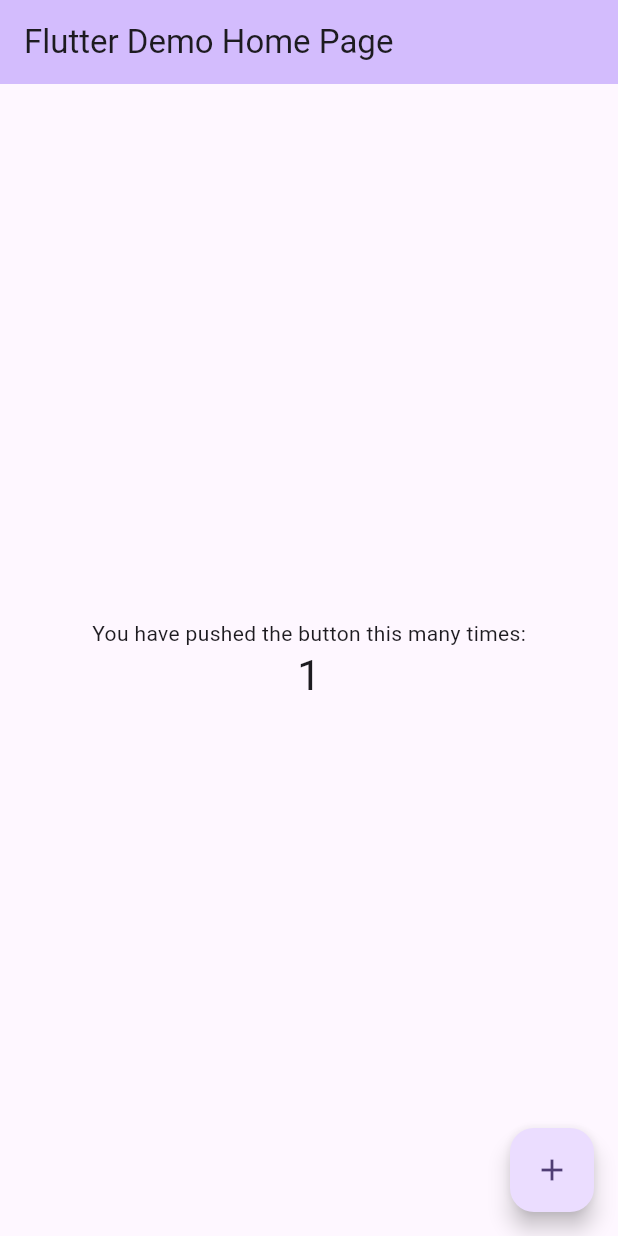
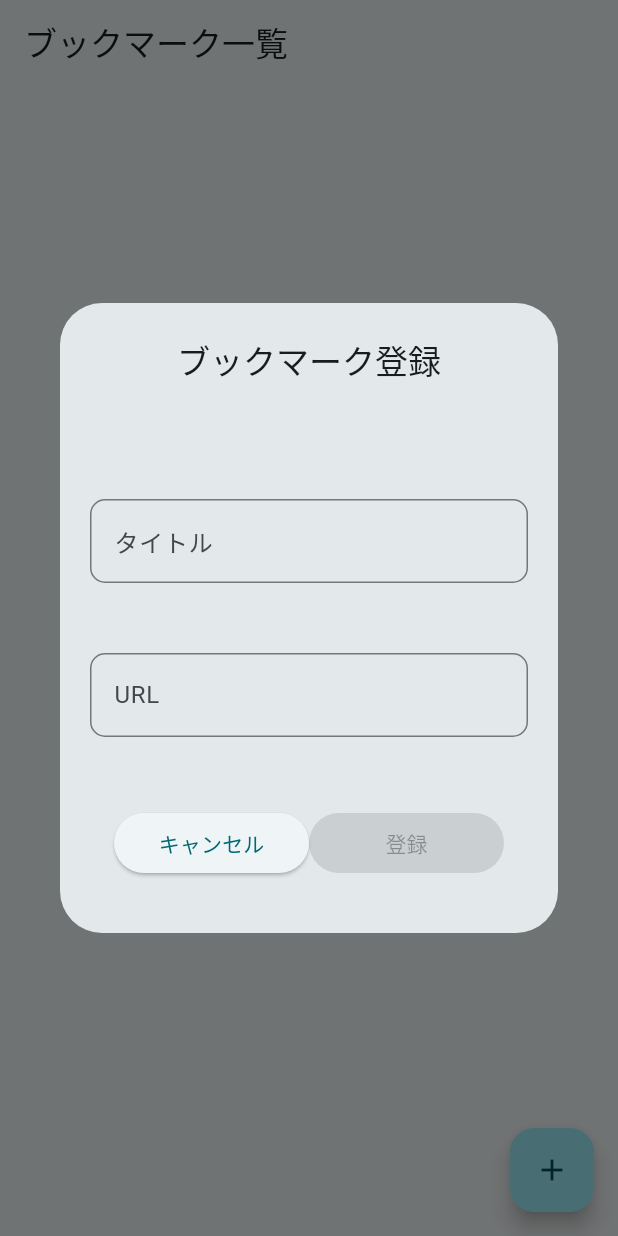
Before and after one commit to noda-mer/testApp, a Flutter app: the screen it shows after launch, after a tap on the "add" icon, on a phone screen of 412 x 824 dp. Run offline on Flutter 3.47's test engine with Material 3 defaults, Android fonts, the phone set to English and light mode, and no system bars.

Commit message:
bookmark登録ダイアログ実装

```diff
--- /dev/null
+++ b/lib/bookmark/bookmark_import.dart
@@ -0,0 +1,103 @@
+import 'package:flutter/material.dart';
+
+class SimpleDialogSample extends StatefulWidget {
+  const SimpleDialogSample({super.key});
+
+  @override
+  State<SimpleDialogSample> createState() => _SimpleDialogSampleState();
+}
+
+class _SimpleDialogSampleState extends State<SimpleDialogSample> {
+  final TextEditingController _titleController = TextEditingController();
+  final TextEditingController _urlController = TextEditingController();
+  @override
+  void dispose() {
+    _titleController.dispose();
+    _urlController.dispose();
+    super.dispose();
+  }
+
+  @override
+  Widget build(BuildContext context) {
+    return SimpleDialog(
+      title: const Center(child: Text("ブックマーク登録")),
+      children: [
+        Container(
+          width: double.infinity,
+          padding: const EdgeInsets.all(20.0), // 余白を追加
+          child: SizedBox(
+            child: Column(
+              children: [
+                Form(
+                  child: SizedBox(
+                    height: 300,
+                    child: Column(
+                      mainAxisAlignment: MainAxisAlignment.center,
+                      children: <Widget>[
+                        const Spacer(),
+                        TextFormField(
+                          controller: _titleController,
+                          decoration: const InputDecoration(
+                            labelText: "タイトル",
+                            border: OutlineInputBorder(
+                              borderRadius: BorderRadius.all(
+                                  Radius.circular(10.0)), // 枠線の角の丸みを設定
+                            ),
+                          ),
+                        ),
+                        const Spacer(),
+                        TextFormField(
+                          controller: _urlController,
+                          decoration: const InputDecoration(
+                            labelText: "URL",
+                            border: OutlineInputBorder(
+                              borderRadius: BorderRadius.all(
+                                  Radius.circular(10.0)), // 枠線の角の丸みを設定
+                            ),
+                          ),
+                          onChanged: (value) {
+                            setState(() {
+                              _urlController.text = value;
+                            });
+                          },
+                        ),
+                        const Spacer(),
+                        Row(
+                          mainAxisAlignment: MainAxisAlignment.center,
+                          children: [
+                            ElevatedButton(
+                              onPressed: () {
+                                Navigator.pop(context);
+                              },
+                              style: ElevatedButton.styleFrom(
+                                fixedSize: const Size(130, double.infinity),
+                              ),
+                              child: const Text('キャンセル'),
+                            ),
+                            ElevatedButton(
+                              onPressed: _urlController.text != ''
+                                  ? () {
+                                      // フォームが送信されたときの処理を記述
+                                      print(_titleController.text);
+                                      print(_urlController.text);
+                                    }
+                                  : null,
+                              style: ElevatedButton.styleFrom(
+                                fixedSize: const Size(130, double.infinity),
+                              ),
+                              child: const Text("登録"),
+                            )
+                          ],
+                        )
+                      ],
+                    ),
+                  ),
+                ),
+              ],
+            ),
+          ),
+        ),
+      ],
+    );
+  }
+}
--- /dev/null
+++ b/lib/bookmark/bookmark_page.dart
@@ -0,0 +1,41 @@
+import 'package:flutter/material.dart';
+import 'package:test/bookmark/bookmark_import.dart';
+
+class MyHomePage extends StatefulWidget {
+  const MyHomePage({super.key, required this.title});
+  final String title;
+
+  @override
+  State<MyHomePage> createState() => _MyHomePageState();
+}
+
+class _MyHomePageState extends State<MyHomePage> {
+  void _incrementCounter() async {
+    final String? selectedText = await showDialog<String>(
+        context: context,
+        builder: (_) {
+          return const SimpleDialogSample();
+        });
+    debugPrint(selectedText);
+  }
+
+  @override
+  Widget build(BuildContext context) {
+    // 4. MyHomePageの画面を構築する部分
+    return Scaffold(
+      // 画面上部のタイトル部分
+      appBar: AppBar(
+        title: Text(widget.title),
+      ),
+      body: const Center(
+        child: Text('test'),
+      ),
+      // 右下の「+」ボタンに対応するフローティングアクションボタン
+      floatingActionButton: FloatingActionButton(
+        onPressed: _incrementCounter,
+        tooltip: 'Increment',
+        child: const Icon(Icons.add),
+      ),
+    );
+  }
+}
--- a/lib/main.dart
+++ b/lib/main.dart
@@ -1,4 +1,5 @@
 import 'package:flutter/material.dart';
+import 'bookmark/bookmark_page.dart';
 
 void main() {
   runApp(const MyApp());
@@ -13,58 +14,10 @@ class MyApp extends StatelessWidget {
     return MaterialApp(
       title: 'Flutter Demo',
       theme: ThemeData(
-        colorScheme: ColorScheme.fromSeed(seedColor: Colors.deepPurple),
+        colorScheme: ColorScheme.fromSeed(seedColor: Colors.white),
         useMaterial3: true,
       ),
-      home: const MyHomePage(title: 'Flutter Demo Home Page'),
+      home: const MyHomePage(title: 'ブックマーク一覧'),
     );
   }
 }
-
-class MyHomePage extends StatefulWidget {
-  const MyHomePage({super.key, required this.title});
-
-  final String title;
-
-  @override
-  State<MyHomePage> createState() => _MyHomePageState();
-}
-
-class _MyHomePageState extends State<MyHomePage> {
-  int _counter = 0;
-
-  void _incrementCounter() {
-    setState(() {
-      _counter++;
-    });
-  }
-
-  @override
-  Widget build(BuildContext context) {
-    return Scaffold(
-      appBar: AppBar(
-        backgroundColor: Theme.of(context).colorScheme.inversePrimary,
-        title: Text(widget.title),
-      ),
-      body: Center(
-        child: Column(
-          mainAxisAlignment: MainAxisAlignment.center,
-          children: <Widget>[
-            const Text(
-              'You have pushed the button this many times:',
-            ),
-            Text(
-              '$_counter',
-              style: Theme.of(context).textTheme.headlineMedium,
-            ),
-          ],
-        ),
-      ),
-      floatingActionButton: FloatingActionButton(
-        onPressed: _incrementCounter,
-        tooltip: 'Increment',
-        child: const Icon(Icons.add),
-      ), // This trailing comma makes auto-formatting nicer for build methods.
-    );
-  }
-}
```
